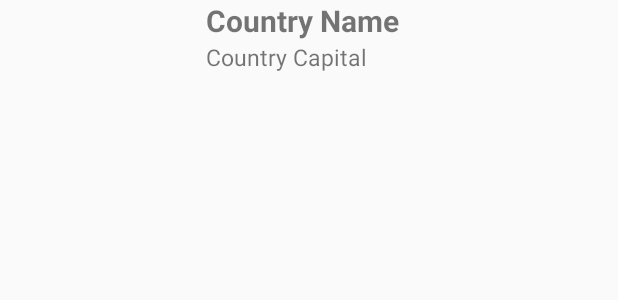
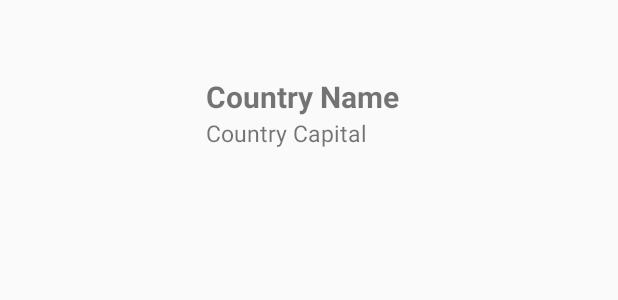
Before and after one commit to MyatThuKo/Countries_App, an Android app: the layout item_country.xml on its own in the app's theme, with its tools: preview values and no code run, on a phone screen of 412 x 824 dp. Shown: the top 300 px of the screen. Run offline under Robolectric (Android 15) with nearby library versions, the phone set to English and light mode, and no system bars; network calls fail.

Commit message:
Changed gravity from layout_gravity

```diff
--- a/app/src/main/res/layout/item_country.xml
+++ b/app/src/main/res/layout/item_country.xml
@@ -10,11 +10,12 @@
         android:layout_height="match_parent"
         android:layout_weight="1"
         android:padding="8dp" />
+
     <LinearLayout
         android:layout_width="0dp"
         android:layout_height="match_parent"
-        android:layout_gravity="center_vertical"
         android:layout_weight="2"
+        android:gravity="center_vertical"
         android:orientation="vertical">
 
         <TextView
```
